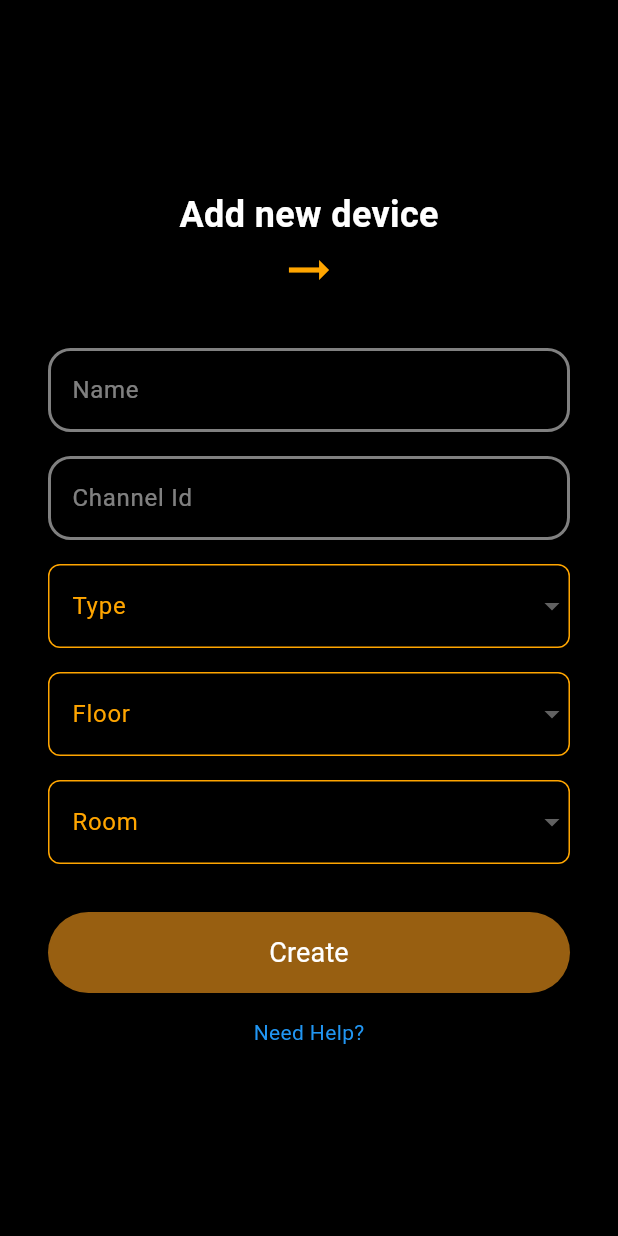
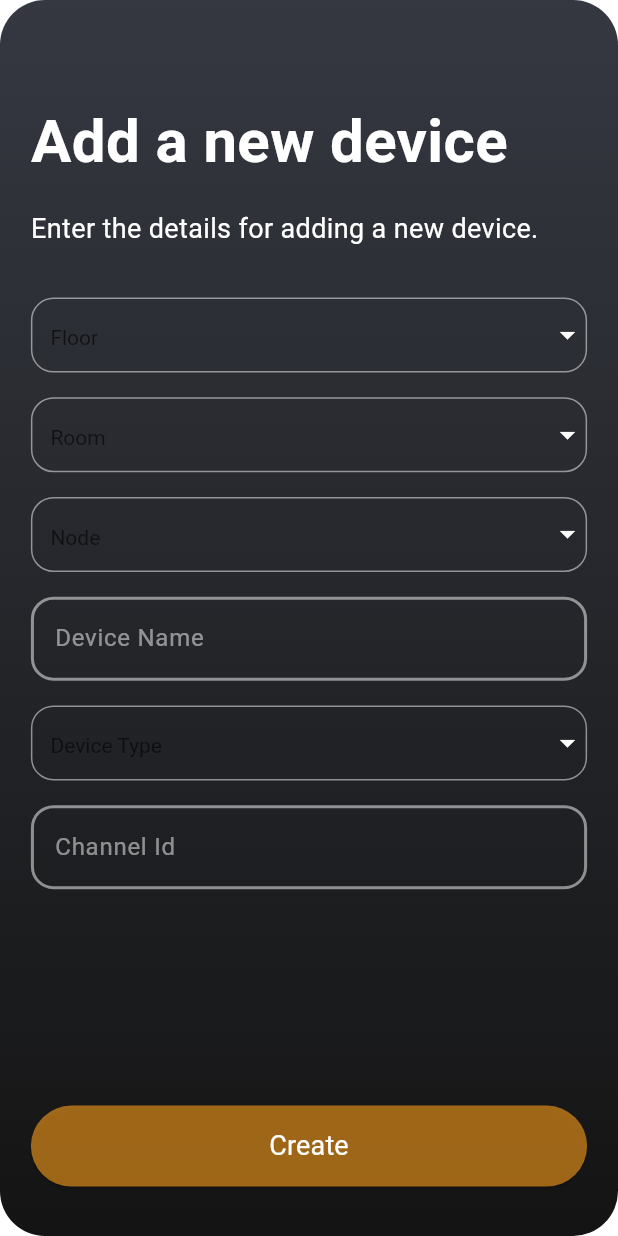
Before and after one commit to stapesai/StapesHome, a Flutter app: the AddNewDevice screen opened directly, on a phone screen of 412 x 824 dp. Run offline on Flutter 3.47's test engine with Material 3 defaults, Android fonts, the phone set to English and light mode, and no system bars; our stand-ins replace flutter_svg, hive, image_picker, lottie, pinput; missing offline and left inert: mobile_scanner; accounts and stored records are empty; Roboto replaces fonts that are missing (Ubuntu).

Commit message:
refactored add_new_device screen

```diff
--- a/lib/constants/font_sizes.dart
+++ b/lib/constants/font_sizes.dart
@@ -1,4 +1,4 @@
 class AppFontSizes {
-  static const double pageHeading = 44;
-  static const double pageSubHeading = 20;
+  static const double pageHeading = 40;
+  static const double pageSubHeading = 18;
 }
--- a/lib/screens/views/devices/add_new_device.dart
+++ b/lib/screens/views/devices/add_new_device.dart
@@ -2,6 +2,7 @@ import 'package:flutter/material.dart';
 import 'package:jarvis/constants/colors.dart';
 import 'package:jarvis/widgets/input_fields.dart';
 import 'package:jarvis/widgets/button.dart';
+import 'package:jarvis/constants/font_sizes.dart';
 
 class AddNewDevice extends StatefulWidget {
   const AddNewDevice({super.key});
@@ -11,174 +12,164 @@ class AddNewDevice extends StatefulWidget {
 }
 
 class _AddNewDeviceState extends State<AddNewDevice> {
-  String? _selectedType;
   String? _selectedFloor;
   String? _selectedRoom;
+  String? _selectedNode;
+  String? _selectedDeviceType;
 
-  final List<String> _types = ['Type 1', 'Type 2', 'Type 3'];
+  final TextEditingController deviceNameController = TextEditingController();
+  final TextEditingController channelIdController = TextEditingController();
+
   final List<String> _floors = ['Floor 1', 'Floor 2', 'Floor 3'];
   final List<String> _rooms = ['Room 1', 'Room 2', 'Room 3'];
+  final List<String> _nodes = ['Node 1', 'Node 2', 'Node 3'];
+  final List<String> _deviceTypes = ['Type 1', 'Type 2', 'Type 3'];
+
+  Widget _buildDropdown(String hint, List<String> items, String? value, Function(String?) onChanged) {
+    return Container(
+      decoration: ShapeDecoration(
+        shape: RoundedRectangleBorder(
+          side: BorderSide(
+            width: 1,
+            color: Colors.white.withOpacity(0.5),
+          ),
+          borderRadius: BorderRadius.circular(15),
+        ),
+      ),
+      child: DropdownButtonFormField<String>(
+        decoration: InputDecoration(
+          hintText: hint,
+          hintStyle: TextStyle(
+            color: Colors.white.withOpacity(0.5),
+            fontSize: 16,
+            fontFamily: 'Ubuntu',
+            fontWeight: FontWeight.w700,
+          ),
+          border: InputBorder.none,
+          contentPadding: EdgeInsets.symmetric(horizontal: 12, vertical: 10),
+        ),
+        value: value,
+        items: items.map((String item) {
+          return DropdownMenuItem<String>(
+            value: item,
+            child: Text(item, style: TextStyle(color: Colors.white)),
+          );
+        }).toList(),
+        onChanged: onChanged,
+        dropdownColor: Color(0xFF353841),
+        style: TextStyle(color: Colors.white),
+        icon: Icon(Icons.arrow_drop_down, color: Colors.white),
+      ),
+    );
+  }
 
   @override
   Widget build(BuildContext context) {
-    return Scaffold(
-      backgroundColor: Colors.black,
-      body: Padding(
-        padding: const EdgeInsets.symmetric(horizontal: 32.0),
-        child: Column(
-          mainAxisAlignment: MainAxisAlignment.center,
-          crossAxisAlignment: CrossAxisAlignment.stretch,
-          children: [
-            const Column(
-              children: [
-                Text(
-                  'Add new device',
-                  style: TextStyle(
-                    fontSize: 24,
-                    fontWeight: FontWeight.bold,
-                    color: AppColor.whiteColor,
+    final screenSize = MediaQuery.of(context).size;
+    final keyboardHeight = MediaQuery.of(context).viewInsets.bottom;
+
+    return GestureDetector(
+      onTap: () => FocusScope.of(context).unfocus(),
+      child: Container(
+        decoration: ShapeDecoration(
+          gradient: LinearGradient(
+            begin: Alignment(0.00, -1.00),
+            end: Alignment(0, 1),
+            colors: [Color(0xFF353841), Color(0xFF141414)],
+          ),
+          shape: RoundedRectangleBorder(
+            borderRadius: BorderRadius.circular(30),
           ),
         ),
-                SizedBox(width: 8),
-                Icon(
-                  Icons.arrow_right_alt,
-                  size: 40,
-                  color: Color(0xFFFFA500),
+        child: Scaffold(
+          backgroundColor: Colors.transparent,
+          resizeToAvoidBottomInset: false,
+          body: SafeArea(
+            child: Padding(
+              padding: EdgeInsets.symmetric(horizontal: screenSize.width * 0.05),
+              child: CustomScrollView(
+                physics: AlwaysScrollableScrollPhysics(
+                  parent: BouncingScrollPhysics(),
                 ),
-              ],
-            ),
-            const SizedBox(height: 32),
-            const NTextField(
-              hintText: 'Name',
-            ),
-            const SizedBox(height: 16),
-            const NTextField(
-              hintText: 'Channel Id',
-            ),
-            const SizedBox(height: 16),
-            DropdownButtonFormField<String>(
-              decoration: InputDecoration(
-                labelText: 'Type',
-                labelStyle: const TextStyle(
-                  color: Color(0xFFFFA500),
-                ),
-                enabledBorder: OutlineInputBorder(
-                  borderSide: const BorderSide(
-                    color: Color(0xFFFFA500),
-                  ),
-                  borderRadius: BorderRadius.circular(8),
-                ),
-                focusedBorder: OutlineInputBorder(
-                  borderSide: const BorderSide(
-                    color: Color(0xFFFFA500),
-                  ),
-                  borderRadius: BorderRadius.circular(8),
+                slivers: [
+                  SliverFillRemaining(
+                    hasScrollBody: false,
+                    child: Column(
+                      crossAxisAlignment: CrossAxisAlignment.start,
+                      children: [
+                        SizedBox(height: screenSize.height * 0.08),
+                        Text(
+                          'Add a new device',
+                          style: TextStyle(
+                            color: AppColor.whiteColor,
+                            fontSize: AppFontSizes.pageHeading,
+                            fontFamily: 'Ubuntu',
+                            fontWeight: FontWeight.w700,
                           ),
                         ),
-              value: _selectedType,
-              items: _types.map((String type) {
-                return DropdownMenuItem<String>(
-                  value: type,
-                  child: Text(type),
-                );
-              }).toList(),
-              onChanged: (newValue) {
-                setState(() {
-                  _selectedType = newValue;
-                });
-              },
-              style: const TextStyle(color: Colors.white),
-              dropdownColor: Colors.black,
-            ),
-            const SizedBox(height: 16),
-            DropdownButtonFormField<String>(
-              decoration: InputDecoration(
-                labelText: 'Floor',
-                labelStyle: const TextStyle(
-                  color: Color(0xFFFFA500),
-                ),
-                enabledBorder: OutlineInputBorder(
-                  borderSide: const BorderSide(
-                    color: Color(0xFFFFA500),
-                  ),
-                  borderRadius: BorderRadius.circular(8),
-                ),
-                focusedBorder: OutlineInputBorder(
-                  borderSide: const BorderSide(
-                    color: Color(0xFFFFA500),
-                  ),
-                  borderRadius: BorderRadius.circular(8),
+                        SizedBox(height: screenSize.height * 0.02),
+                        Text(
+                          'Enter the details for adding a new device.',
+                          style: TextStyle(
+                            color: AppColor.whiteColor,
+                            fontSize: AppFontSizes.pageSubHeading,
+                            fontFamily: 'Ubuntu',
+                            fontWeight: FontWeight.w400,
                           ),
                         ),
-              value: _selectedFloor,
-              items: _floors.map((String floor) {
-                return DropdownMenuItem<String>(
-                  value: floor,
-                  child: Text(floor),
-                );
-              }).toList(),
-              onChanged: (newValue) {
+                        SizedBox(height: screenSize.height * 0.04),
+                        _buildDropdown('Floor', _floors, _selectedFloor, (newValue) {
                           setState(() {
                             _selectedFloor = newValue;
                           });
-              },
-              style: const TextStyle(color: Colors.white),
-              dropdownColor: Colors.black,
-            ),
-            const SizedBox(height: 16),
-            DropdownButtonFormField<String>(
-              decoration: InputDecoration(
-                labelText: 'Room',
-                labelStyle: const TextStyle(
-                  color: Color(0xFFFFA500),
-                ),
-                enabledBorder: OutlineInputBorder(
-                  borderSide: const BorderSide(
-                    color: Color(0xFFFFA500),
-                  ),
-                  borderRadius: BorderRadius.circular(8),
-                ),
-                focusedBorder: OutlineInputBorder(
-                  borderSide: const BorderSide(
-                    color: Color(0xFFFFA500),
-                  ),
-                  borderRadius: BorderRadius.circular(8),
-                ),
-              ),
-              value: _selectedRoom,
-              items: _rooms.map((String room) {
-                return DropdownMenuItem<String>(
-                  value: room,
-                  child: Text(room),
-                );
-              }).toList(),
-              onChanged: (newValue) {
+                        }),
+                        SizedBox(height: screenSize.height * 0.02),
+                        _buildDropdown('Room', _rooms, _selectedRoom, (newValue) {
                           setState(() {
                             _selectedRoom = newValue;
                           });
-              },
-              style: const TextStyle(color: Colors.white),
-              dropdownColor: Colors.black,
+                        }),
+                        SizedBox(height: screenSize.height * 0.02),
+                        _buildDropdown('Node', _nodes, _selectedNode, (newValue) {
+                          setState(() {
+                            _selectedNode = newValue;
+                          });
+                        }),
+                        SizedBox(height: screenSize.height * 0.02),
+                        NTextField(
+                          hintText: 'Device Name',
+                          controller: deviceNameController,
                         ),
-            const SizedBox(height: 32),
-            CustomButton(
-              text: 'Create',
+                        SizedBox(height: screenSize.height * 0.02),
+                        _buildDropdown('Device Type', _deviceTypes, _selectedDeviceType, (newValue) {
+                          setState(() {
+                            _selectedDeviceType = newValue;
+                          });
+                        }),
+                        SizedBox(height: screenSize.height * 0.02),
+                        NTextField(
+                          hintText: 'Channel Id',
+                          controller: channelIdController,
+                        ),
+                        Spacer(),
+                        Center(
+                          child: CustomButton(
+                            text: "Create",
                             onPressed: () {
-                // Handle button press
+                              // Handle create button press
                             },
                           ),
-            const SizedBox(height: 16),
-            const Center(
-              child: Text(
-                'Need Help?',
-                style: TextStyle(
-                  color: Colors.blue,
                         ),
+                        SizedBox(height: screenSize.height * 0.04),
+                      ],
                     ),
                   ),
                 ],
               ),
             ),
+          ),
+        ),
+      ),
     );
   }
 }
```
Lines whose indentation alone changed are shown as unchanged.
